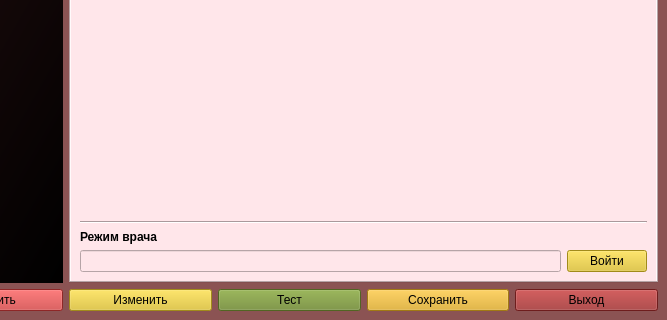
First picture: the form in design1.ui, repository egorguslyan/kvantoriada, before the edit; both pictures show x 232 to 899 and y 223 to 543 of the 899 by 543 pixel window.
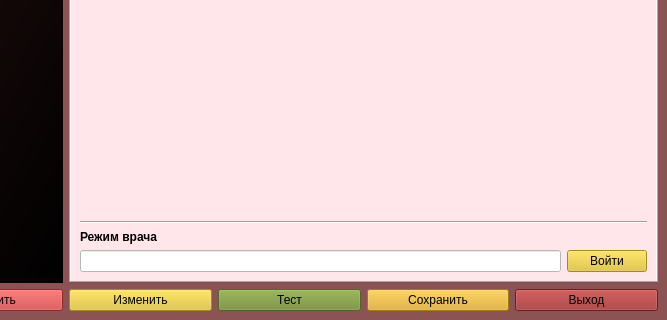
Second picture: the form after the edit. The open tabs and pages were chosen to show the change. Icons and pictures are not drawn. Custom widgets are drawn as their Qt base class.

What changed in the file:
```diff
--- a/design1.ui
+++ b/design1.ui
@@ -1703,6 +1703,9 @@
             </item>
             <item row="1" column="0">
              <widget class="QLineEdit" name="password">
+              <property name="styleSheet">
+               <string notr="true">background-color: rgb(255, 255, 255);</string>
+              </property>
               <property name="echoMode">
                <enum>QLineEdit::Password</enum>
               </property>
```
Left out of the diff: 8 changed lines with no effect on the pictures.
